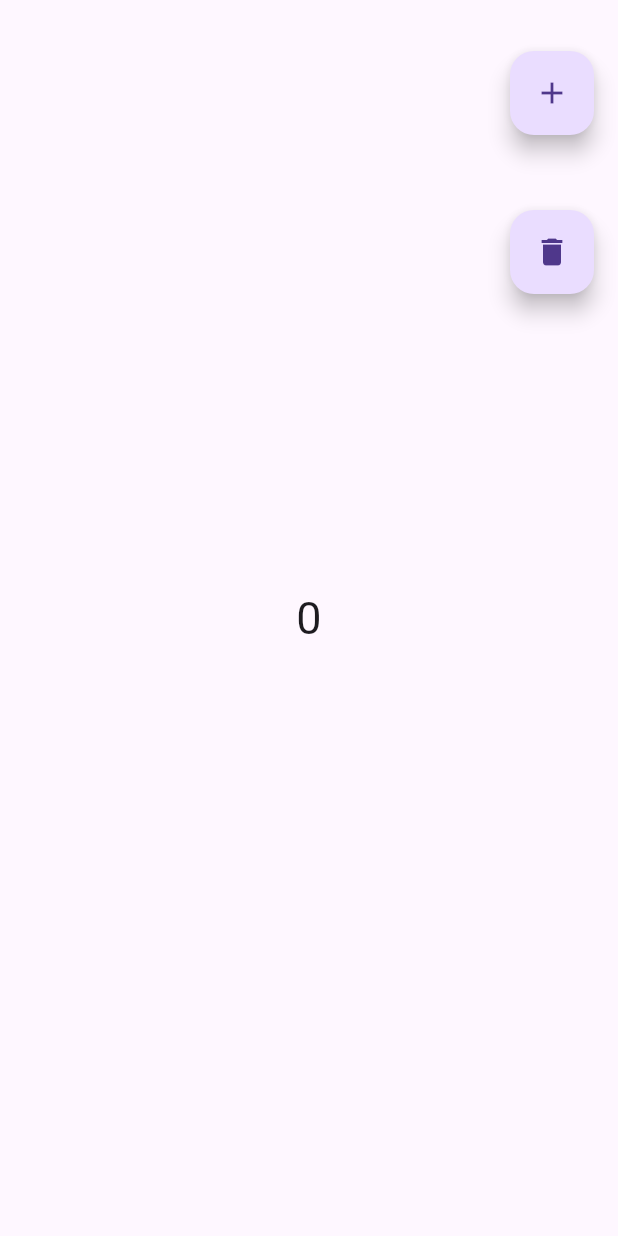
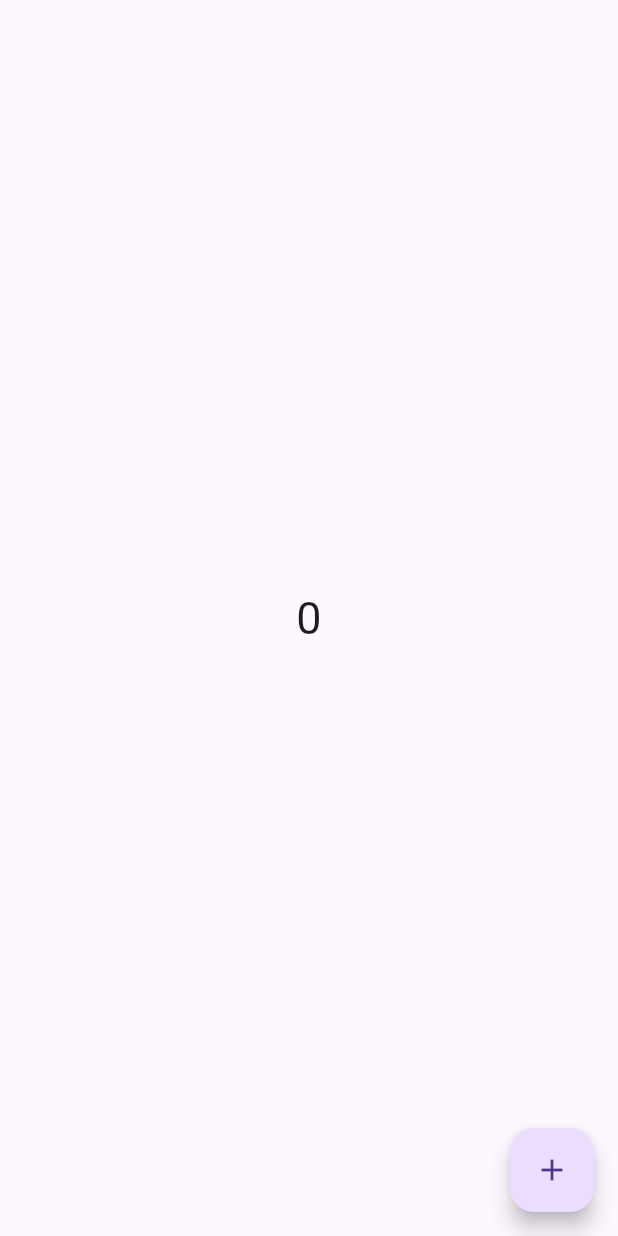
Before and after one commit to Sabinkc/bloc_cubit_implementation_examples, a Flutter app: the screen it shows after launch, on a phone screen of 412 x 824 dp. Run offline on Flutter 3.47's test engine with Material 3 defaults, Android fonts, the phone set to English and light mode, and no system bars; our stand-ins replace flutter_bloc.

Commit message:
counter app with bloc and cubit

```diff
--- a/lib/main.dart
+++ b/lib/main.dart
@@ -1,4 +1,5 @@
-import 'package:bloc_basics/cubit_home_screen.dart';
+import 'package:bloc_basics/screens/bloc_counter_screen.dart';
+import 'package:bloc_basics/screens/cubit_counter_screen.dart';
 import 'package:flutter/material.dart';
 import 'package:flutter_bloc/flutter_bloc.dart';
 
@@ -12,10 +13,10 @@ class MyApplication extends StatelessWidget {
   @override
   Widget build(BuildContext context) {
     return BlocProvider(
-      create: (context) => CounterCubit(),
+      create: (context) => CounterBloc(),
       child: const MaterialApp(
         debugShowCheckedModeBanner: false,
-        home: CubitHomeScreen(),
+        home: BlocCounterScreen(),
       ),
     );
   }
--- /dev/null
+++ b/lib/screens/bloc_counter_screen.dart
@@ -0,0 +1,45 @@
+import 'package:flutter/material.dart';
+import 'package:flutter_bloc/flutter_bloc.dart';
+
+class BlocCounterScreen extends StatelessWidget {
+  const BlocCounterScreen({super.key});
+
+  @override
+  Widget build(BuildContext context) {
+    return Scaffold(
+      floatingActionButton: FloatingActionButton(
+        onPressed: () {
+          context.read<CounterBloc>().add(IncrementCounterEvent());
+        },
+        child: Icon(Icons.add),
+      ),
+      body: Center(child: BlocBuilder<CounterBloc, int>(
+        builder: (context, state) {
+          return Text(
+            state.toString(),
+            style: TextStyle(fontSize: 30),
+          );
+        },
+      )),
+    );
+  }
+}
+
+//bloc events
+class CounterEvent {}
+
+class IncrementCounterEvent extends CounterEvent {}
+
+class DecrementCounterEvent extends CounterEvent {}
+
+//bloc
+class CounterBloc extends Bloc<CounterEvent, int> {
+  CounterBloc() : super(0) {
+    on<IncrementCounterEvent>((event, emit) {
+      emit(state + 1);
+    });
+    on<DecrementCounterEvent>((event, emit) {
+      emit(state - 1);
+    });
+  }
+}
--- a/lib/cubit_home_screen.dart
+++ b/lib/screens/cubit_counter_screen.dart
@@ -1,8 +1,8 @@
 import 'package:flutter/material.dart';
 import 'package:flutter_bloc/flutter_bloc.dart';
 
-class CubitHomeScreen extends StatelessWidget {
-  const CubitHomeScreen({super.key});
+class CubitCounterScreen extends StatelessWidget {
+  const CubitCounterScreen({super.key});
 
   @override
   Widget build(BuildContext context) {
```
